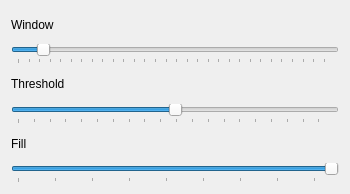
The window that views/threshold.ui (tmramalho/bigCellBrotherGUI) describes before a commit, drawn with Qt 5.
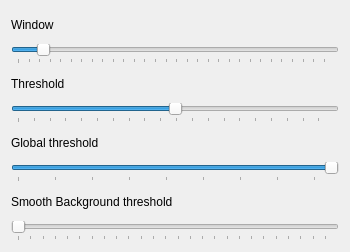
The same window after the commit.

```diff
--- a/views/threshold.ui
+++ b/views/threshold.ui
@@ -7,7 +7,7 @@
     <x>0</x>
     <y>0</y>
     <width>350</width>
-    <height>194</height>
+    <height>252</height>
    </rect>
   </property>
   <property name="sizePolicy">
@@ -74,7 +74,7 @@
      <item>
       <widget class="QLabel" name="label_4">
        <property name="text">
-        <string>Fill</string>
+        <string>Global threshold</string>
        </property>
       </widget>
      </item>
@@ -100,6 +100,26 @@
        </property>
       </widget>
      </item>
+     <item>
+      <widget class="QLabel" name="label">
+       <property name="text">
+        <string>Smooth Background threshold</string>
+       </property>
+      </widget>
+     </item>
+     <item>
+      <widget class="QSlider" name="sbThresholdSlider">
+       <property name="maximum">
+        <number>255</number>
+       </property>
+       <property name="orientation">
+        <enum>Qt::Horizontal</enum>
+       </property>
+       <property name="tickPosition">
+        <enum>QSlider::TicksBelow</enum>
+       </property>
+      </widget>
+     </item>
     </layout>
    </item>
   </layout>
```
